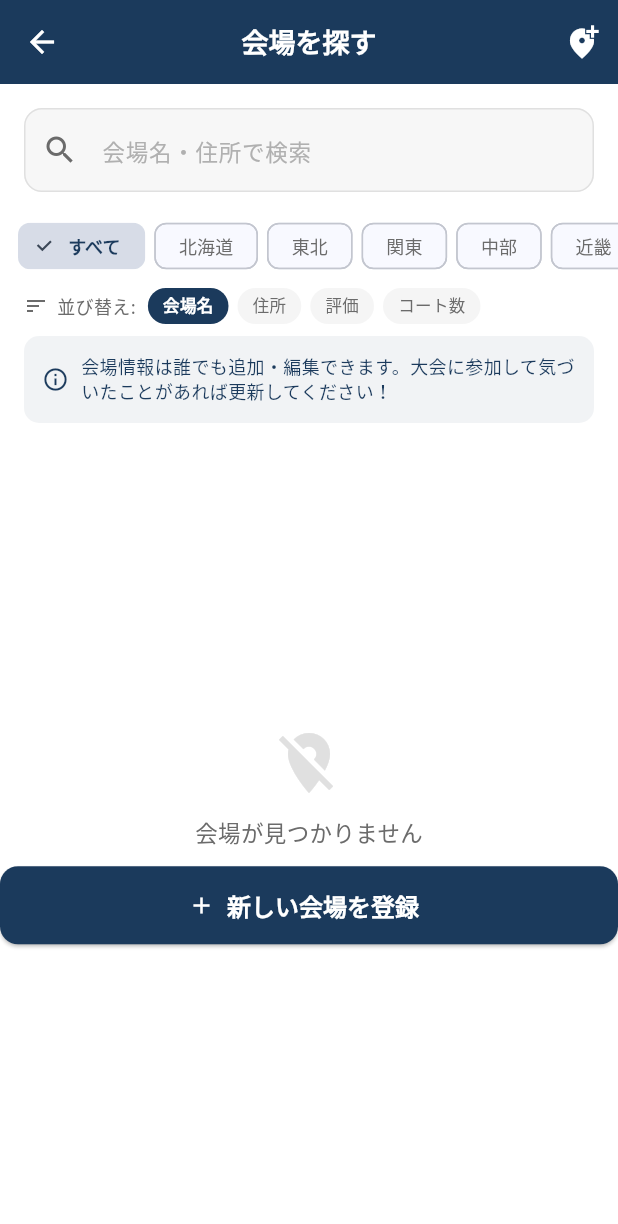
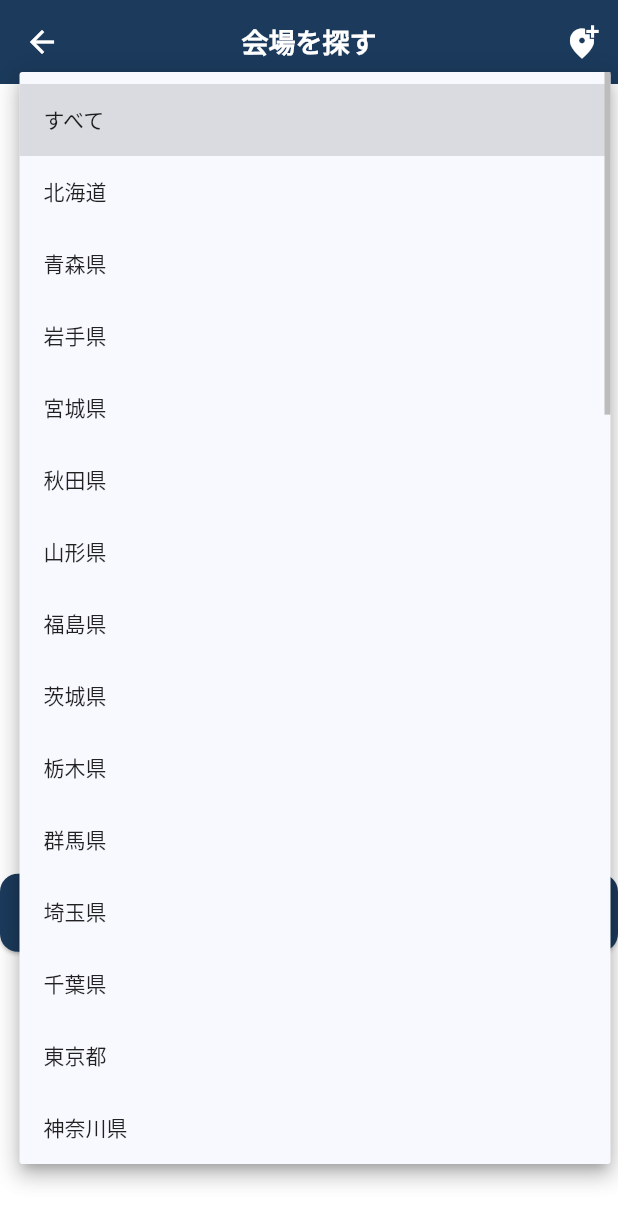
Before and after one commit to sofvo-dev/sofvo, a Flutter app: the VenueSearchScreen screen opened directly, after a tap on "すべて", on a phone screen of 412 x 824 dp. Shown: the top 1224 px of the screen. Run offline on Flutter 3.47's test engine with Material 3 defaults, Android fonts, the phone set to English and light mode, and no system bars; our stand-ins replace cached_network_image, cloud_firestore, file_picker, firebase_auth, firebase_core, firebase_messaging and 9 more; missing offline and left inert: dart:js_interop, mobile_scanner; accounts and stored records are empty; network calls fail.

Commit message:
会場検索のフィルタをエリア(地方)から都道府県ドロップダウンに変更
- 8地方のChoiceChipから47都道府県のドロップダウンに変更
- ユーザーのプロフィール都道府県から自動選択

https://claude.ai/code/session_01NdXNSNEhWCRPmtaSJSELhX

```diff
--- a/lib/screens/tournament/venue_search_screen.dart
+++ b/lib/screens/tournament/venue_search_screen.dart
@@ -13,54 +13,44 @@ class VenueSearchScreen extends StatefulWidget {
 class _VenueSearchScreenState extends State<VenueSearchScreen> {
   final _searchCtrl = TextEditingController();
   String _query = '';
-  String _filterArea = 'すべて';
+  String _filterPrefecture = 'すべて';
   String _sortBy = 'name'; // 'name', 'address', 'rating', 'courts'
 
   @override
   void initState() {
     super.initState();
-    _loadUserArea();
+    _loadUserPrefecture();
   }
 
-  Future<void> _loadUserArea() async {
+  Future<void> _loadUserPrefecture() async {
     final uid = FirebaseAuth.instance.currentUser?.uid;
     if (uid == null) return;
     final doc = await FirebaseFirestore.instance.collection('users').doc(uid).get();
     final rawArea = doc.data()?['area'];
-    final prefecture = rawArea is String ? rawArea : (rawArea is Map ? rawArea['prefecture'] ?? '' : '');
-    if (prefecture.toString().isNotEmpty) {
-      // 都道府県名からエリアを特定
-      for (final entry in _prefectureToArea.entries) {
-        if (prefecture.toString().contains(entry.key)) {
-          if (mounted) setState(() => _filterArea = entry.value);
-          break;
-        }
-      }
+    final pref = rawArea is String ? rawArea : (rawArea is Map ? rawArea['prefecture'] ?? '' : '');
+    if (pref.toString().isNotEmpty) {
+      final match = _prefectures.firstWhere(
+        (p) => pref.toString().contains(p),
+        orElse: () => '',
+      );
+      if (match.isNotEmpty && mounted) setState(() => _filterPrefecture = match);
     }
   }
 
-  static const _areas = [
-    'すべて', '北海道', '東北', '関東', '中部', '近畿', '中国', '四国', '九州・沖縄',
+  static const _prefectures = [
+    '北海道',
+    '青森県', '岩手県', '宮城県', '秋田県', '山形県', '福島県',
+    '茨城県', '栃木県', '群馬県', '埼玉県', '千葉県', '東京都', '神奈川県',
+    '新潟県', '富山県', '石川県', '福井県', '山梨県', '長野県', '岐阜県', '静岡県', '愛知県',
+    '三重県', '滋賀県', '京都府', '大阪府', '兵庫県', '奈良県', '和歌山県',
+    '鳥取県', '島根県', '岡山県', '広島県', '山口県',
+    '徳島県', '香川県', '愛媛県', '高知県',
+    '福岡県', '佐賀県', '長崎県', '熊本県', '大分県', '宮崎県', '鹿児島県', '沖縄県',
   ];
 
-  // 都道府県 → エリア のマッピング
-  static const _prefectureToArea = {
-    '北海道': '北海道',
-    '青森': '東北', '岩手': '東北', '宮城': '東北', '秋田': '東北', '山形': '東北', '福島': '東北',
-    '茨城': '関東', '栃木': '関東', '群馬': '関東', '埼玉': '関東', '千葉': '関東', '東京': '関東', '神奈川': '関東',
-    '新潟': '中部', '富山': '中部', '石川': '中部', '福井': '中部', '山梨': '中部', '長野': '中部', '岐阜': '中部', '静岡': '中部', '愛知': '中部',
-    '三重': '近畿', '滋賀': '近畿', '京都': '近畿', '大阪': '近畿', '兵庫': '近畿', '奈良': '近畿', '和歌山': '近畿',
-    '鳥取': '中国', '島根': '中国', '岡山': '中国', '広島': '中国', '山口': '中国',
-    '徳島': '四国', '香川': '四国', '愛媛': '四国', '高知': '四国',
-    '福岡': '九州・沖縄', '佐賀': '九州・沖縄', '長崎': '九州・沖縄', '熊本': '九州・沖縄', '大分': '九州・沖縄', '宮崎': '九州・沖縄', '鹿児島': '九州・沖縄', '沖縄': '九州・沖縄',
-  };
-
-  bool _matchesArea(String address) {
-    if (_filterArea == 'すべて') return true;
-    for (final entry in _prefectureToArea.entries) {
-      if (address.contains(entry.key) && entry.value == _filterArea) return true;
-    }
-    return false;
+  bool _matchesPrefecture(String address) {
+    if (_filterPrefecture == 'すべて') return true;
+    return address.contains(_filterPrefecture.replaceAll(RegExp(r'[都道府県]$'), ''));
   }
 
   Widget _buildSortChip(String label, String value) {
@@ -112,31 +102,28 @@ class _VenueSearchScreenState extends State<VenueSearchScreen> {
             ),
           ),
         ),
-        // エリアフィルタ
-        SizedBox(
-          height: 40,
-          child: ListView.builder(
-            scrollDirection: Axis.horizontal,
+        // 都道府県フィルタ
+        Padding(
+          padding: const EdgeInsets.symmetric(horizontal: 16),
+          child: Container(
             padding: const EdgeInsets.symmetric(horizontal: 12),
-            itemCount: _areas.length,
-            itemBuilder: (context, index) {
-              final area = _areas[index];
-              final isSelected = _filterArea == area;
-              return Padding(
-                padding: const EdgeInsets.only(right: 6),
-                child: ChoiceChip(
-                  label: Text(area, style: const TextStyle(fontSize: 12)),
-                  selected: isSelected,
-                  onSelected: (_) => setState(() => _filterArea = area),
-                  selectedColor: AppTheme.primaryColor.withValues(alpha: 0.15),
-                  labelStyle: TextStyle(
-                    color: isSelected ? AppTheme.primaryColor : AppTheme.textSecondary,
-                    fontWeight: isSelected ? FontWeight.bold : FontWeight.normal,
-                  ),
-                  visualDensity: VisualDensity.compact,
-                ),
-              );
-            },
+            decoration: BoxDecoration(
+              color: AppTheme.backgroundColor,
+              borderRadius: BorderRadius.circular(10),
+              border: Border.all(color: Colors.grey[300]!),
+            ),
+            child: DropdownButtonHideUnderline(
+              child: DropdownButton<String>(
+                value: _filterPrefecture,
+                isExpanded: true,
+                icon: const Icon(Icons.arrow_drop_down, color: AppTheme.textSecondary),
+                style: const TextStyle(fontSize: 14, color: Colors.black87),
+                items: ['すべて', ..._prefectures].map((pref) =>
+                  DropdownMenuItem(value: pref, child: Text(pref)),
+                ).toList(),
+                onChanged: (v) => setState(() => _filterPrefecture = v ?? 'すべて'),
+              ),
+            ),
           ),
         ),
         const SizedBox(height: 8),
@@ -196,7 +183,7 @@ class _VenueSearchScreenState extends State<VenueSearchScreen> {
                 final address = (data['address'] ?? '').toString().toLowerCase();
                 final addressOriginal = (data['address'] ?? '').toString();
                 if (_query.isNotEmpty && !name.contains(_query) && !address.contains(_query)) return false;
-                if (!_matchesArea(addressOriginal)) return false;
+                if (!_matchesPrefecture(addressOriginal)) return false;
                 return true;
               }).toList();
               // Dart側ソート
```
